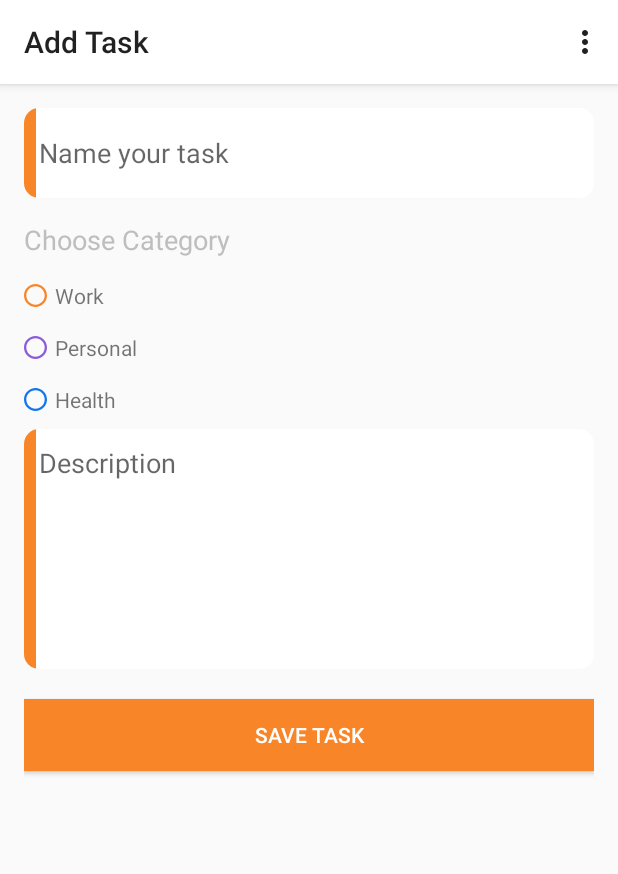
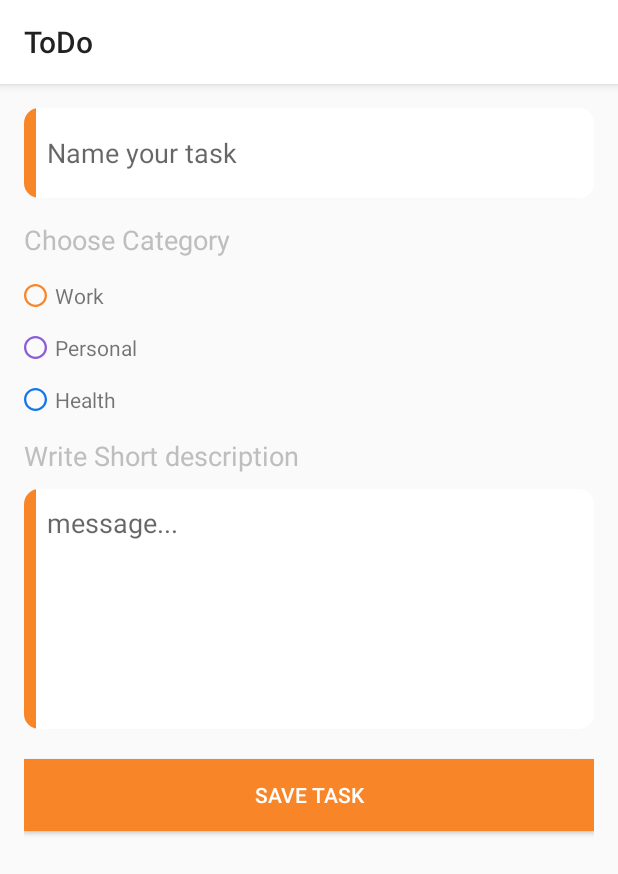
Before and after one commit to mohamedebrahim96/ToDoListZIRO, an Android app: the screen it shows after launch (AddNoteActivity before the commit, MainActivity after it), after a tap on an icon or button, on a phone screen of 412 x 824 dp. Shown: the top 874 px of the screen. Run offline under Robolectric (Android 15) with nearby library versions, the phone set to English and light mode, and no system bars.

Commit message:
add navcontroller and onesingle activity app

```diff
--- a/app/build.gradle
+++ b/app/build.gradle
@@ -37,6 +37,10 @@ dependencies {
     androidTestImplementation 'androidx.test.ext:junit:1.1.0'
     androidTestImplementation 'androidx.test.espresso:espresso-core:3.1.1'
 
+    // navigation fragmeent
+    implementation "androidx.navigation:navigation-fragment-ktx:$nav_version"
+    implementation "androidx.navigation:navigation-ui-ktx:$nav_version"
+
 
     // View model
     implementation "android.arch.lifecycle:viewmodel:$lifecycle_version"
--- a/app/src/main/java/com/example/todolistziro/view/AddNoteActivity.kt
+++ b/app/src/main/java/com/example/todolistziro/view/AddNoteActivity.kt
@@ -7,14 +7,17 @@ import android.view.MenuItem
 import android.widget.Toast
 import androidx.appcompat.app.AppCompatActivity
 import com.example.todolistziro.R
-import kotlinx.android.synthetic.main.activity_add_note.*
+import com.example.todolistziro.utils.Constants.Companion.EXTRA_DESCRIPTION
+import com.example.todolistziro.utils.Constants.Companion.EXTRA_PRIORITY
+import com.example.todolistziro.utils.Constants.Companion.EXTRA_TITLE
+import kotlinx.android.synthetic.main.fragment_add_notes.*
 
 class AddNoteActivity : AppCompatActivity() {
 
     var priority:Int = 0
     override fun onCreate(savedInstanceState: Bundle?) {
         super.onCreate(savedInstanceState)
-        setContentView(R.layout.activity_add_note)
+        setContentView(R.layout.fragment_add_notes)
 
         getSupportActionBar()!!.setHomeAsUpIndicator(R.drawable.ic_close)
         setTitle("Add Task")
@@ -61,10 +64,4 @@ class AddNoteActivity : AppCompatActivity() {
             else -> return super.onOptionsItemSelected(item)
         }
     }
-
-    companion object {
-        val EXTRA_TITLE = "EXTRA_TITLE"
-        val EXTRA_DESCRIPTION = "EXTRA_DESCRIPTION"
-        val EXTRA_PRIORITY = "EXTRA_PRIORITY"
-    }
 }
--- a/app/src/main/java/com/example/todolistziro/view/MainActivity.kt
+++ b/app/src/main/java/com/example/todolistziro/view/MainActivity.kt
@@ -16,7 +16,12 @@ import androidx.recyclerview.widget.RecyclerView
 import com.example.todolistziro.R
 import com.example.todolistziro.data.Note
 import com.example.todolistziro.viewmodel.NoteViewModel
-import kotlinx.android.synthetic.main.activity_main.*
+import kotlinx.android.synthetic.main.fragment_home_notes.*
+
+import com.example.todolistziro.utils.Constants.Companion.EXTRA_DESCRIPTION
+import com.example.todolistziro.utils.Constants.Companion.EXTRA_PRIORITY
+import com.example.todolistziro.utils.Constants.Companion.EXTRA_TITLE
+import com.example.todolistziro.view.adapters.NoteAdapter
 
 class MainActivity : AppCompatActivity() {
 
@@ -27,7 +32,7 @@ class MainActivity : AppCompatActivity() {
         super.onCreate(savedInstanceState)
         setContentView(R.layout.activity_main)
 
-        button_add_note.setOnClickListener{
+        /*button_add_note.setOnClickListener{
             val intent = Intent(this@MainActivity, AddNoteActivity::class.java)
             startActivityForResult(intent, ADD_NOTE_REQUEST)
         }
@@ -36,7 +41,7 @@ class MainActivity : AppCompatActivity() {
         recyclerView.setHasFixedSize(true)
         noteViewModel = ViewModelProviders.of(this@MainActivity).get(NoteViewModel::class.java)
 
-        val adapter = NoteAdapter(this,noteViewModel)
+        val adapter = NoteAdapter(this, noteViewModel)
         recyclerView.setAdapter(adapter)
 
 
@@ -89,9 +94,9 @@ class MainActivity : AppCompatActivity() {
         super.onActivityResult(requestCode, resultCode, data)
 
         if (requestCode == ADD_NOTE_REQUEST && resultCode == RESULT_OK) {
-            val title = data!!.getStringExtra(AddNoteActivity.EXTRA_TITLE)
-            val description = data!!.getStringExtra(AddNoteActivity.EXTRA_DESCRIPTION)
-            val priority = data!!.getIntExtra(AddNoteActivity.EXTRA_PRIORITY, 1)
+            val title = data!!.getStringExtra(EXTRA_TITLE)
+            val description = data!!.getStringExtra(EXTRA_DESCRIPTION)
+            val priority = data!!.getIntExtra(EXTRA_PRIORITY, 1)
 
             val note = Note(title, description, priority)
             noteViewModel!!.insert(note)
@@ -100,5 +105,6 @@ class MainActivity : AppCompatActivity() {
         } else {
             Toast.makeText(this, "Note not saved", Toast.LENGTH_SHORT).show()
         }
+    }*/
     }
 }
--- a/app/src/main/java/com/example/todolistziro/view/NoteAdapter.kt
+++ b/app/src/main/java/com/example/todolistziro/view/adapters/NoteAdapter.kt
@@ -1,4 +1,4 @@
-package com.example.todolistziro.view
+package com.example.todolistziro.view.adapters
 
 import android.content.Context
 import android.view.LayoutInflater
--- /dev/null
+++ b/app/src/main/java/com/example/todolistziro/view/fragments/AddNotes.kt
@@ -0,0 +1,27 @@
+package com.example.todolistziro.view.fragments
+
+import android.os.Bundle
+import android.view.LayoutInflater
+import android.view.View
+import android.view.ViewGroup
+import androidx.fragment.app.Fragment
+import com.example.todolistziro.R
+
+class AddNotes : Fragment() {
+
+    override fun onCreateView(
+        inflater: LayoutInflater, container: ViewGroup?,
+        savedInstanceState: Bundle?
+    ): View? {
+        // Inflate the layout for this fragment
+        return inflater.inflate(R.layout.fragment_add_notes, container, false)
+    }
+
+
+    override fun onActivityCreated(savedInstanceState: Bundle?) {
+        super.onActivityCreated(savedInstanceState)
+
+
+    }
+
+}
--- /dev/null
+++ b/app/src/main/java/com/example/todolistziro/view/fragments/BaseFragment.kt
@@ -0,0 +1,11 @@
+package com.example.todolistziro.view.fragments
+
+import android.view.View
+import androidx.fragment.app.Fragment
+
+open class BaseFragment: Fragment(){
+
+    lateinit var mView: View
+
+
+}
--- /dev/null
+++ b/app/src/main/java/com/example/todolistziro/view/fragments/HomeNotes.kt
@@ -0,0 +1,31 @@
+package com.example.todolistziro.view.fragments
+
+import android.os.Bundle
+import android.view.LayoutInflater
+import android.view.View
+import android.view.ViewGroup
+import androidx.navigation.fragment.findNavController
+import com.example.todolistziro.R
+import kotlinx.android.synthetic.main.fragment_home_notes.*
+
+class HomeNotes : BaseFragment() {
+
+    override fun onCreateView(
+        inflater: LayoutInflater, container: ViewGroup?,
+        savedInstanceState: Bundle?
+    ): View? {
+        // Inflate the layout for this fragment
+        mView = inflater.inflate(R.layout.fragment_home_notes, container, false)
+
+        return mView
+    }
+
+    override fun onActivityCreated(savedInstanceState: Bundle?) {
+        super.onActivityCreated(savedInstanceState)
+        button_add_note.setOnClickListener {
+            findNavController().navigate(R.id.action_mainFragment_to_secondFragment)
+        }
+    }
+
+
+}
--- a/app/src/main/res/layout/activity_main.xml
+++ b/app/src/main/res/layout/activity_main.xml
@@ -1,28 +1,18 @@
 <?xml version="1.0" encoding="utf-8"?>
 <androidx.constraintlayout.widget.ConstraintLayout
     xmlns:android="http://schemas.android.com/apk/res/android"
+    xmlns:tools="http://schemas.android.com/tools"
     xmlns:app="http://schemas.android.com/apk/res-auto"
-    xmlns:tools="http://schemas.android.com/tools"
     android:layout_width="match_parent"
     android:layout_height="match_parent"
     tools:context=".view.MainActivity">
 
 
-    <androidx.recyclerview.widget.RecyclerView
-        android:id="@+id/recyclerView"
+    <fragment
+        android:id="@+id/nav_host_fragment"
+        android:name="androidx.navigation.fragment.NavHostFragment"
         android:layout_width="match_parent"
         android:layout_height="match_parent"
-        tools:listitem="@layout/note_item" />
-
-    <com.google.android.material.floatingactionbutton.FloatingActionButton
-        android:id="@+id/button_add_note"
-        android:layout_width="wrap_content"
-        android:layout_height="wrap_content"
-        android:layout_margin="32dp"
-        android:background="@color/orange"
-        app:rippleColor="@color/orange"
-        android:src="@drawable/ic_add"
-        app:layout_constraintBottom_toBottomOf="parent"
-        app:layout_constraintEnd_toEndOf="parent" />
-
+        app:defaultNavHost="true"
+        app:navGraph="@navigation/nav_graph" />
 </androidx.constraintlayout.widget.ConstraintLayout>
--- a/app/src/main/res/layout/activity_add_note.xml
+++ b/app/src/main/res/layout/fragment_add_notes.xml
@@ -2,6 +2,7 @@
 <LinearLayout xmlns:android="http://schemas.android.com/apk/res/android"
     android:layout_width="match_parent"
     android:layout_height="match_parent"
+    android:background="#FAFAFA"
     xmlns:app="http://schemas.android.com/apk/res-auto"
     android:orientation="vertical"
     android:padding="16dp">
@@ -15,7 +16,7 @@
 
         <EditText
             android:id="@+id/editTextTitle"
-            android:layout_marginStart="10dp"
+            android:layout_marginStart="15dp"
             android:background="@android:color/white"
             android:layout_width="match_parent"
             android:layout_height="match_parent"
@@ -64,6 +65,14 @@
         android:id="@+id/health"
         android:text="Health" />
 
+    <TextView
+        android:layout_width="wrap_content"
+        android:layout_height="wrap_content"
+        android:layout_marginTop="15dp"
+        android:text="Write Short description"
+        android:textAppearance="@android:style/TextAppearance.Medium"
+        android:textColor="@color/gray" />
+
     <androidx.cardview.widget.CardView
         android:layout_width="match_parent"
         android:background="@android:color/white"
@@ -76,10 +85,10 @@
             android:id="@+id/editTextDescription"
             android:layout_width="match_parent"
             android:layout_height="match_parent"
-            android:hint="Description"
+            android:hint="message..."
             android:gravity="top"
             android:layout_marginTop="10dp"
-            android:layout_marginStart="10dp"
+            android:layout_marginStart="15dp"
             android:background="@android:color/white"
             android:inputType="textMultiLine" />
 
--- /dev/null
+++ b/app/src/main/res/navigation/nav_graph.xml
@@ -0,0 +1,27 @@
+<?xml version="1.0" encoding="utf-8"?>
+<navigation xmlns:android="http://schemas.android.com/apk/res/android"
+    xmlns:app="http://schemas.android.com/apk/res-auto"
+    xmlns:tools="http://schemas.android.com/tools"
+    android:id="@+id/nav_graph"
+    app:startDestination="@id/homeNotes">
+
+    <fragment
+        android:id="@+id/homeNotes"
+        android:name="com.example.todolistziro.view.fragments.HomeNotes"
+        android:label="fragment_home_notes"
+        tools:layout="@layout/fragment_home_notes" >
+        <action
+            android:id="@+id/action_mainFragment_to_secondFragment"
+            app:destination="@id/addNotes" />
+    </fragment>
+    <fragment
+        android:id="@+id/addNotes"
+        android:name="com.example.todolistziro.view.fragments.AddNotes"
+        android:label="fragment_second"
+        tools:layout="@layout/fragment_add_notes" >
+        <argument
+            android:name="userName"
+            app:argType="string"
+            android:defaultValue="No name added" />
+    </fragment>
+</navigation>
--- a/build.gradle
+++ b/build.gradle
@@ -4,6 +4,7 @@ buildscript {
     ext.kotlin_version = '1.3.50'
     ext.lifecycle_version = "1.1.1"
     ext.room_version = "1.1.1"
+    ext.nav_version = '2.1.0-rc01'
     repositories {
         google()
         jcenter()
```
Also changed, not shown: app/src/main/java/com/example/todolistziro/utils/Constants.kt (added, +9 -0 lines), app/src/main/java/com/example/todolistziro/view/fragments/AllNotes.kt (added, +27 -0 lines), app/src/main/res/layout/fragment_all_notes.xml (added, +28 -0 lines), app/src/main/res/layout/fragment_home_notes.xml (added, +28 -0 lines).
